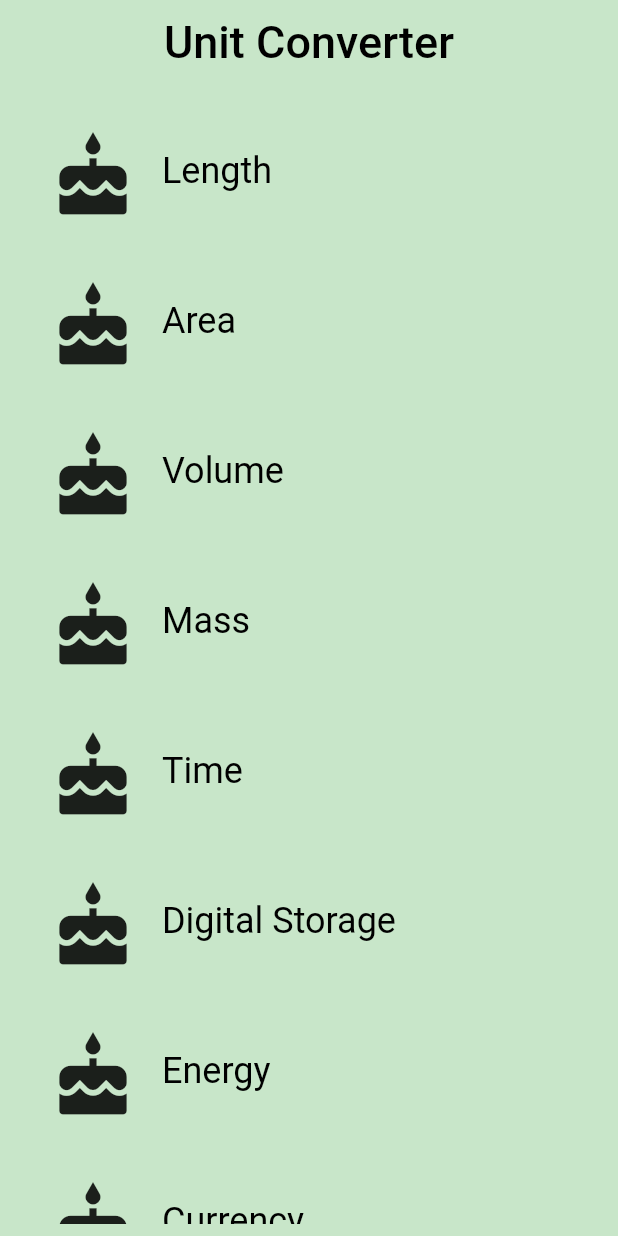
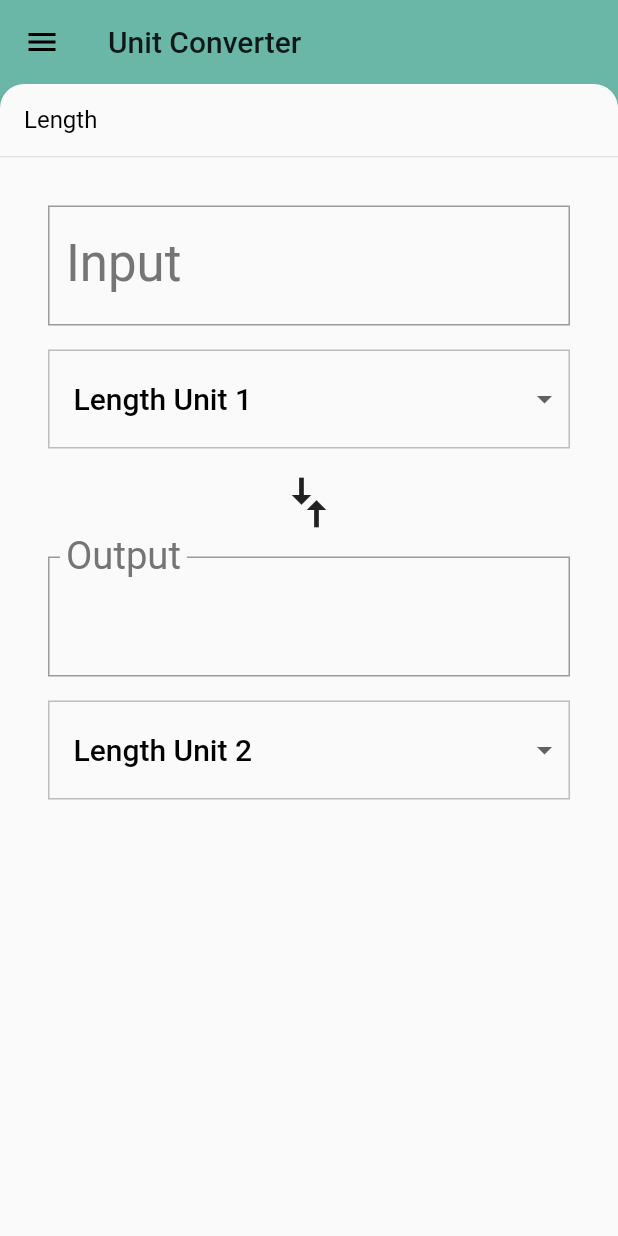
Before and after one commit to AdamMc331/hello_flutter, a Flutter app: the screen it shows after launch, on a phone screen of 412 x 824 dp. Run offline on Flutter 3.47's test engine with Material 2 defaults, Android fonts, the phone set to English and light mode, and no system bars.

```diff
--- /dev/null
+++ b/lib/backdrop.dart
@@ -0,0 +1,273 @@
+import 'dart:math' as math;
+
+import 'package:flutter/material.dart';
+import 'package:meta/meta.dart';
+
+import 'category.dart';
+
+const double _kFlingVelocity = 2.0;
+
+class _BackdropPanel extends StatelessWidget {
+  const _BackdropPanel(
+      {Key key,
+      this.onTap,
+      this.onVerticalDragUpdate,
+      this.onVerticalDragEnd,
+      this.title,
+      this.child})
+      : super(key: key);
+
+  final VoidCallback onTap;
+  final GestureDragUpdateCallback onVerticalDragUpdate;
+  final GestureDragEndCallback onVerticalDragEnd;
+  final Widget title;
+  final Widget child;
+
+  @override
+  Widget build(BuildContext context) {
+    return Material(
+      elevation: 2.0,
+      borderRadius: BorderRadius.only(
+        topLeft: Radius.circular(16.0),
+        topRight: Radius.circular(16.0),
+      ),
+      child: Column(
+        crossAxisAlignment: CrossAxisAlignment.stretch,
+        children: <Widget>[
+          GestureDetector(
+            behavior: HitTestBehavior.opaque,
+            onVerticalDragUpdate: onVerticalDragUpdate,
+            onVerticalDragEnd: onVerticalDragEnd,
+            onTap: onTap,
+            child: Container(
+              height: 48.0,
+              padding: EdgeInsetsDirectional.only(start: 16.0),
+              alignment: AlignmentDirectional.centerStart,
+              child: DefaultTextStyle(
+                style: Theme.of(context).textTheme.subhead,
+                child: title,
+              ),
+            ),
+          ),
+          Divider(
+            height: 1.0,
+          ),
+          Expanded(
+            child: child,
+          ),
+        ],
+      ),
+    );
+  }
+}
+
+class _BackdropTitle extends AnimatedWidget {
+  final Widget frontTitle;
+  final Widget backTitle;
+
+  const _BackdropTitle(
+      {Key key, Listenable listenable, this.frontTitle, this.backTitle})
+      : super(key: key, listenable: listenable);
+
+  @override
+  Widget build(BuildContext context) {
+    final Animation<double> animation = this.listenable;
+    return DefaultTextStyle(
+      style: Theme.of(context).primaryTextTheme.title,
+      softWrap: false,
+      overflow: TextOverflow.ellipsis,
+      // Custom cross fade between backTitle and frontTitle
+      child: Stack(
+        children: <Widget>[
+          Opacity(
+            opacity: CurvedAnimation(
+              parent: ReverseAnimation(animation),
+              curve: Interval(0.5, 1.0),
+            ).value,
+            child: backTitle,
+          ),
+          Opacity(
+            opacity: CurvedAnimation(
+              parent: animation,
+              curve: Interval(0.5, 1.0),
+            ).value,
+            child: frontTitle,
+          ),
+        ],
+      ),
+    );
+  }
+}
+
+/// Builds a Backdrop.
+///
+/// A Backdrop widget has two panels, front and back. The front panel is shown
+/// by default, and slides down to show the back panel, from which a user
+/// can make a selection. The user can also configure the titles for when the
+/// front or back panel is showing.
+class Backdrop extends StatefulWidget {
+  final Category currentCategory;
+  final Widget frontPanel;
+  final Widget backPanel;
+  final Widget frontTitle;
+  final Widget backTitle;
+
+  const Backdrop({
+    @required this.currentCategory,
+    @required this.frontPanel,
+    @required this.backPanel,
+    @required this.frontTitle,
+    @required this.backTitle,
+  })  : assert(currentCategory != null),
+        assert(frontPanel != null),
+        assert(backPanel != null),
+        assert(frontTitle != null),
+        assert(backTitle != null);
+
+  @override
+  State<StatefulWidget> createState() => _BackdropState();
+}
+
+class _BackdropState extends State<Backdrop>
+    with SingleTickerProviderStateMixin {
+  final GlobalKey _backdropKey = GlobalKey(debugLabel: "Backdrop");
+  AnimationController _controller;
+
+  @override
+  void initState() {
+    super.initState();
+
+    // This creates an [AnimationController] that allows for animation
+    // for the BackdropPanel. 0.00 means that the front panel is in "tab"
+    // (hidden) mode, while 1.0 means the front panel is open.
+    _controller = AnimationController(
+      duration: Duration(milliseconds: 300),
+      value: 1.0,
+      vsync: this,
+    );
+  }
+
+  @override
+  void didUpdateWidget(Backdrop oldWidget) {
+    super.didUpdateWidget(oldWidget);
+
+    if (widget.currentCategory != oldWidget.currentCategory) {
+      setState(() {
+        _controller.fling(
+            velocity:
+                _backdropPanelVisible ? -_kFlingVelocity : _kFlingVelocity);
+      });
+    } else if (!_backdropPanelVisible) {
+      setState(() {
+        _controller.fling(velocity: _kFlingVelocity);
+      });
+    }
+  }
+
+  @override
+  void dispose() {
+    _controller.dispose();
+    super.dispose();
+  }
+
+  bool get _backdropPanelVisible {
+    final AnimationStatus status = _controller.status;
+    return status == AnimationStatus.completed ||
+        status == AnimationStatus.forward;
+  }
+
+  void _toggleBackdropPanelVisibility() {
+    _controller.fling(
+        velocity: _backdropPanelVisible ? -_kFlingVelocity : _kFlingVelocity);
+  }
+
+  double get _backdropHeight {
+    final RenderBox renderBox = _backdropKey.currentContext.findRenderObject();
+    return renderBox.size.height;
+  }
+
+  // By design, the panel can only be opened with a swipe. To close the panel
+  // the user might either tap its heading or the backdrop's menu icon.
+
+  void _handleDragUpdate(DragUpdateDetails details) {
+    if (_controller.isAnimating ||
+        _controller.status == AnimationStatus.completed) return;
+
+    _controller.value -= details.primaryDelta / _backdropHeight;
+  }
+
+  void _handleDragEnd(DragEndDetails details) {
+    if (_controller.isAnimating ||
+        _controller.status == AnimationStatus.completed) return;
+
+    final double flingVelocity =
+        details.velocity.pixelsPerSecond.dy / _backdropHeight;
+
+    if (flingVelocity < 0.0) {
+      _controller.fling(velocity: math.max(_kFlingVelocity, -flingVelocity));
+    } else if (flingVelocity > 0.0) {
+      _controller.fling(velocity: math.min(-_kFlingVelocity, -flingVelocity));
+    } else {
+      _controller.fling(
+          velocity:
+              _controller.value < 0.5 ? -_kFlingVelocity : _kFlingVelocity);
+    }
+  }
+
+  Widget _buildStack(BuildContext context, BoxConstraints constaints) {
+    const double panelTitleHeight = 48.0;
+    final Size panelSize = constaints.biggest;
+    final double panelTop = panelSize.height - panelTitleHeight;
+
+    Animation<RelativeRect> panelAnimation = RelativeRectTween(
+      begin: RelativeRect.fromLTRB(
+          0.0, panelTop, 0.0, panelTop - panelSize.height),
+      end: RelativeRect.fromLTRB(0.0, 0.0, 0.0, 0.0),
+    ).animate(_controller.view);
+
+    return Container(
+      key: _backdropKey,
+      color: widget.currentCategory.color,
+      child: Stack(
+        children: <Widget>[
+          widget.backPanel,
+          PositionedTransition(
+            rect: panelAnimation,
+            child: _BackdropPanel(
+              onTap: _toggleBackdropPanelVisibility,
+              onVerticalDragUpdate: _handleDragUpdate,
+              onVerticalDragEnd: _handleDragEnd,
+              title: Text(widget.currentCategory.name),
+              child: widget.frontPanel,
+            ),
+          ),
+        ],
+      ),
+    );
+  }
+
+  @override
+  Widget build(BuildContext context) {
+    return Scaffold(
+      appBar: AppBar(
+        backgroundColor: widget.currentCategory.color,
+        elevation: 0.0,
+        leading: IconButton(
+          onPressed: _toggleBackdropPanelVisibility,
+          icon: AnimatedIcon(
+            icon: AnimatedIcons.close_menu,
+            progress: _controller.view,
+          ),
+        ),
+        title: _BackdropTitle(
+          listenable: _controller.view,
+          frontTitle: widget.frontTitle,
+          backTitle: widget.backTitle,
+        ),
+      ),
+      body: LayoutBuilder(
+        builder: _buildStack,
+      ),
+    );
+  }
+}
--- a/lib/category.dart
+++ b/lib/category.dart
@@ -1,31 +1,15 @@
 // To keep your imports tidy, follow the ordering guidelines at
 // https://www.dartlang.org/guides/language/effective-dart/style#ordering
 import 'package:flutter/material.dart';
-import 'converter_route.dart';
 import 'unit.dart';
 
-const _containerPadding = EdgeInsets.all(8.0);
-const _iconPadding = EdgeInsets.all(16.0);
-const _height = 100.0;
-const _radius = _height / 2.0;
-const _iconSize = 60.0;
-
-/// A custom [Category] widget.
-///
-/// The widget is composed on an [Icon] and [Text]. Tapping on the widget shows
-/// a colored [InkWell] animation.
-class Category extends StatelessWidget {
+class Category {
   final String name;
   final ColorSwatch color;
   final IconData iconLocation;
   final List<Unit> units;
 
-  /// Creates a [Category].
-  ///
-  /// A [Category] saves the name of the Category (e.g. 'Length'), its color for
-  /// the UI, and the icon that represents it (e.g. a ruler).
   const Category({
-    Key key,
     @required this.name,
     @required this.color,
     @required this.iconLocation,
@@ -33,71 +17,5 @@ class Category extends StatelessWidget {
   })  : assert(name != null),
         assert(color != null),
         assert(iconLocation != null),
-        assert(units != null),
-        super(key: key);
-
-  /// Navigates to the [ConverterRoute].
-  void _navigateToConverter(BuildContext context) {
-    Navigator.of(context).push(MaterialPageRoute<Null>(
-      builder: (BuildContext context) {
-        return Scaffold(
-          appBar: AppBar(
-            elevation: 1.0,
-            title: Text(
-              name,
-              style: Theme.of(context).textTheme.display1,
-            ),
-            centerTitle: true,
-            backgroundColor: color,
-          ),
-          body: ConverterRoute(
-            color: color,
-            name: name,
-            units: units,
-          ),
-          resizeToAvoidBottomPadding: false,
-        );
-      }
-    ));
-  }
-
-  /// Builds a custom widget that shows [Category] information.
-  ///
-  /// This information includes the icon, name, and color for the [Category].
-  @override
-  Widget build(BuildContext context) {
-    return Material(
-      color: Colors.transparent,
-      child: Container(
-        height: _height,
-        child: InkWell(
-          splashColor: color['splash'],
-          highlightColor: color['highlight'],
-          borderRadius: BorderRadius.circular(_radius),
-          onTap: () => _navigateToConverter(context),
-          child: Padding(
-            padding: _containerPadding,
-            child: Row(
-              crossAxisAlignment: CrossAxisAlignment.stretch,
-              children: <Widget>[
-                Padding(
-                  padding: _iconPadding,
-                  child: Icon(
-                    iconLocation,
-                    size: _iconSize,
-                  ),
-                ),
-                Center(
-                  child: Text(
-                    name,
-                    style: Theme.of(context).textTheme.headline,
-                  ),
-                ),
-              ],
-            ),
-          ),
-        ),
-      ),
-    );
-  }
+        assert(units != null);
 }
--- a/lib/category_route.dart
+++ b/lib/category_route.dart
@@ -1,8 +1,9 @@
 import 'package:flutter/material.dart';
 import 'category.dart';
+import 'category_tile.dart';
 import 'unit.dart';
-
-final _backgroundColor = Colors.green[100];
+import 'backdrop.dart';
+import 'unit_converter.dart';
 
 /// Category Route (screen).
 ///
@@ -19,6 +20,9 @@ class CategoryRoute extends StatefulWidget {
 }
 
 class _CategoryRouteState extends State<CategoryRoute> {
+  Category _defaultCategory;
+  Category _currentCategory;
+
   static const _categoryNames = <String>[
     'Length',
     'Area',
@@ -80,11 +84,22 @@ class _CategoryRouteState extends State<CategoryRoute> {
         units: _retrieveUnitList(_categoryNames[i]),
       ));
     }
+
+    _defaultCategory = categories.first;
+  }
+
+  void _onCategoryTap(Category category) {
+    setState(() {
+      _currentCategory = category;
+    });
   }
 
   Widget _buildCategoryWidget() {
     return ListView.builder(
-      itemBuilder: (BuildContext context, int index) => categories[index],
+      itemBuilder: (BuildContext context, int index) => CategoryTile(
+            category: categories[index],
+            onTap: _onCategoryTap,
+          ),
       itemCount: categories.length,
     );
   }
@@ -102,28 +117,25 @@ class _CategoryRouteState extends State<CategoryRoute> {
 
   @override
   Widget build(BuildContext context) {
-    final listView = Container(
-      color: _backgroundColor,
-      padding: EdgeInsets.all(8.0),
+    final listView = Padding(
+      padding: EdgeInsets.only(
+        left: 8.0,
+        right: 8.0,
+        bottom: 48.0,
+      ),
       child: _buildCategoryWidget(),
     );
 
-    final appBar = AppBar(
-      elevation: 0.0,
-      title: Text(
-        "Unit Converter",
-        style: TextStyle(
-          color: Colors.black,
-          fontSize: 30.0,
-        ),
+    var thisCategory =
+        _currentCategory == null ? _defaultCategory : _currentCategory;
+    return Backdrop(
+      currentCategory: thisCategory,
+      frontPanel: UnitConverter(
+        category: thisCategory,
       ),
-      centerTitle: true,
-      backgroundColor: _backgroundColor,
-    );
-
-    return Scaffold(
-      appBar: appBar,
-      body: listView,
+      backPanel: listView,
+      frontTitle: Text("Unit Converter"),
+      backTitle: Text("Select a Category"),
     );
   }
 }
--- /dev/null
+++ b/lib/category_tile.dart
@@ -0,0 +1,80 @@
+// To keep your imports tidy, follow the ordering guidelines at
+// https://www.dartlang.org/guides/language/effective-dart/style#ordering
+import 'package:flutter/material.dart';
+import 'package:meta/meta.dart';
+
+import 'category.dart';
+
+// We use an underscore to indicate that these variables are private.
+// See https://www.dartlang.org/guides/language/effective-dart/design#libraries
+const _rowHeight = 100.0;
+final _borderRadius = BorderRadius.circular(_rowHeight / 2);
+
+/// A [CategoryTile] to display a [Category].
+class CategoryTile extends StatelessWidget {
+  final Category category;
+  final ValueChanged<Category> onTap;
+
+  /// The [CategoryTile] shows the name and color of a [Category] for unit
+  /// conversions.
+  ///
+  /// Tapping on it brings you to the unit converter.
+  const CategoryTile({
+    Key key,
+    @required this.category,
+    @required this.onTap,
+  })  : assert(category != null),
+        assert(onTap != null),
+        super(key: key);
+
+  /// Builds a custom widget that shows [Category] information.
+  ///
+  /// This information includes the icon, name, and color for the [Category].
+  @override
+  // This `context` parameter describes the location of this widget in the
+  // widget tree. It can be used for obtaining Theme data from the nearest
+  // Theme ancestor in the tree. Below, we obtain the display1 text theme.
+  // See https://docs.flutter.io/flutter/material/Theme-class.html
+  Widget build(BuildContext context) {
+    return Material(
+      color: Colors.transparent,
+      child: Container(
+        height: _rowHeight,
+        child: InkWell(
+          borderRadius: _borderRadius,
+          highlightColor: category.color['highlight'],
+          splashColor: category.color['splash'],
+          // We can use either the () => function() or the () { function(); }
+          // syntax.
+          onTap: () => onTap(category),
+          child: Padding(
+            padding: EdgeInsets.all(8.0),
+            child: Row(
+              crossAxisAlignment: CrossAxisAlignment.stretch,
+              // There are two ways to denote a list: `[]` and `List()`.
+              // Prefer to use the literal syntax, i.e. `[]`, instead of `List()`.
+              // You can add the type argument if you'd like, i.e. <Widget>[].
+              // See https://www.dartlang.org/guides/language/effective-dart/usage#do-use-collection-literals-when-possible
+              children: [
+                Padding(
+                  padding: EdgeInsets.all(16.0),
+                  child: Icon(
+                    category.iconLocation,
+                    size: 60.0,
+                  ),
+                ),
+                Center(
+                  child: Text(
+                    category.name,
+                    textAlign: TextAlign.center,
+                    style: Theme.of(context).textTheme.headline,
+                  ),
+                ),
+              ],
+            ),
+          ),
+        ),
+      ),
+    );
+  }
+}
--- a/lib/converter_route.dart
+++ b/lib/unit_converter.dart
@@ -1,6 +1,6 @@
 import 'package:flutter/material.dart';
 import 'package:meta/meta.dart';
-
+import 'category.dart';
 import 'unit.dart';
 
 const _padding = EdgeInsets.all(16.0);
@@ -11,26 +11,19 @@ const _padding = EdgeInsets.all(16.0);
 ///
 /// While it is named ConverterRoute, a more apt name would be ConverterScreen,
 /// because it is responsible for the UI at the route's destination.
-class ConverterRoute extends StatefulWidget {
-  /// Units for this [Category].
-  final List<Unit> units;
-  final String name;
-  final Color color;
+class UnitConverter extends StatefulWidget {
+  final Category category;
 
-  /// This [ConverterRoute] requires the name, color, and units to not be null.
-  const ConverterRoute({
-    @required this.units,
-    @required this.name,
-    @required this.color,
-  })  : assert(units != null),
-        assert(name != null),
-        assert(color != null);
+  /// This [UnitConverter] requires the name, color, and units to not be null.
+  const UnitConverter({
+    @required this.category,
+  }) : assert(category != null);
 
   @override
   State<StatefulWidget> createState() => _ConverterRouteState();
 }
 
-class _ConverterRouteState extends State<ConverterRoute> {
+class _ConverterRouteState extends State<UnitConverter> {
   Unit _fromValue;
   Unit _toValue;
   double _inputValue;
@@ -47,7 +40,7 @@ class _ConverterRouteState extends State<ConverterRoute> {
 
   void _createDropdownMenuItems() {
     var newItems = <DropdownMenuItem>[];
-    for (var unit in widget.units) {
+    for (var unit in widget.category.units) {
       newItems.add(DropdownMenuItem(
         value: unit.name,
         child: Container(
@@ -66,8 +59,8 @@ class _ConverterRouteState extends State<ConverterRoute> {
 
   void _setDefaults() {
     setState(() {
-      _fromValue = widget.units[0];
-      _toValue = widget.units[1];
+      _fromValue = widget.category.units[0];
+      _toValue = widget.category.units[1];
     });
   }
 
@@ -113,7 +106,7 @@ class _ConverterRouteState extends State<ConverterRoute> {
   }
 
   Unit _getUnit(String unitName) {
-    return widget.units.firstWhere(
+    return widget.category.units.firstWhere(
       (Unit unit) {
         return unit.name == unitName;
       },
@@ -156,8 +149,8 @@ class _ConverterRouteState extends State<ConverterRoute> {
       child: Theme(
         // Sets the color of the [DropdownMenuItem]
         data: Theme.of(context).copyWith(
-          canvasColor: Colors.grey[50],
-        ),
+              canvasColor: Colors.grey[50],
+            ),
         child: DropdownButtonHideUnderline(
           child: ButtonTheme(
             alignedDropdown: true,
@@ -186,7 +179,8 @@ class _ConverterRouteState extends State<ConverterRoute> {
             style: Theme.of(context).textTheme.display1,
             decoration: InputDecoration(
               labelStyle: Theme.of(context).textTheme.display1,
-              errorText: _showValidationError ? "Invalid number entered." : null,
+              errorText:
+                  _showValidationError ? "Invalid number entered." : null,
               labelText: "Input",
               border: OutlineInputBorder(
                 borderRadius: BorderRadius.circular(0.0),
```
